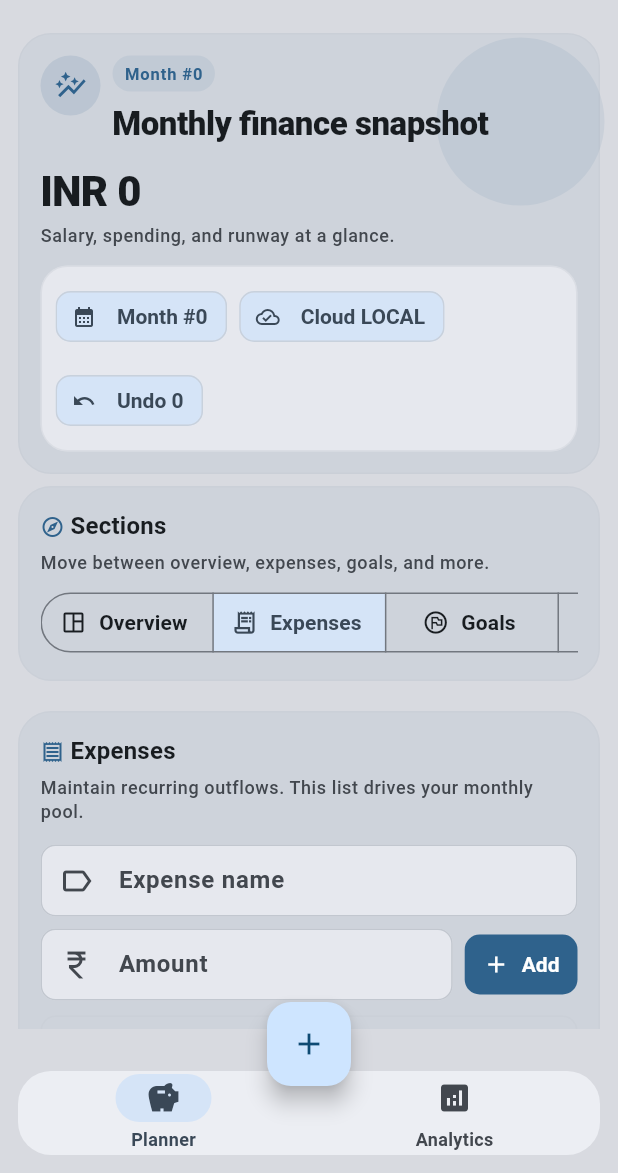
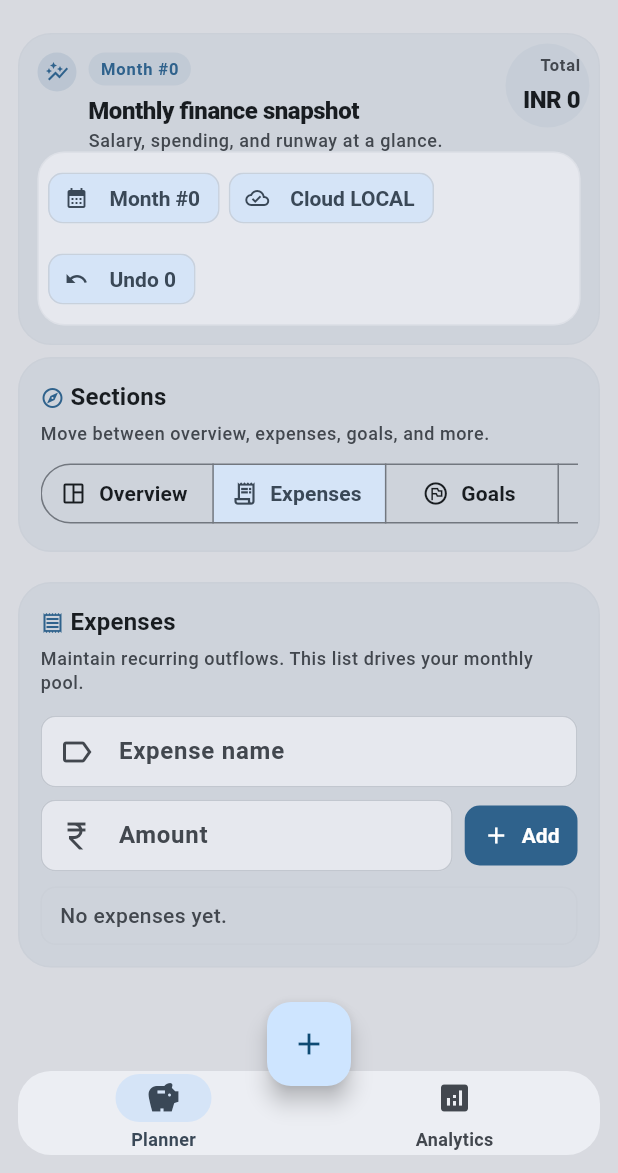
Before and after one commit to AryanSarafDev/budgie_flutter, a Flutter app: the screen it shows after launch, after a tap on "Expenses", on a phone screen of 412 x 824 dp, the part 63-1236 px from its top. Run offline on Flutter 3.47's test engine with Material 3 defaults, Android fonts, the phone set to English and light mode, and no system bars; drawn by our look-alikes of dynamic_color; our stand-ins replace cloud_firestore, equatable, firebase_auth, firebase_core, flutter_bloc, google_sign_in and 1 more; accounts and stored records are empty.

Commit message:
Material you implementation v5

```diff
--- a/lib/features/planner/presentation/planner_screen.dart
+++ b/lib/features/planner/presentation/planner_screen.dart
@@ -315,6 +315,7 @@ class _PlannerTabState extends State<_PlannerTab> {
       padding: const EdgeInsets.fromLTRB(AppSpacing.md, AppSpacing.sm, AppSpacing.md, 108),
       children: [
         _HeroPanel(
+          compact: _section != 0,
           monthLabel: 'Month #${vm.monthsProcessed}',
           title: 'Monthly finance snapshot',
           value: vm.asCurrency(vm.totalSavingsWithCurrentExcess),
@@ -1166,9 +1167,9 @@ class _PlannerRun extends StatelessWidget {
                   ...vm.purchaseHistory.take(8).map(
                         (entry) => ListTile(
                           dense: true,
-                          contentPadding: EdgeInsets.zero,
+                            contentPadding: const EdgeInsets.symmetric(horizontal: AppSpacing.sm, vertical: 4),
                           visualDensity: VisualDensity.compact,
-                          minTileHeight: 34,
+                            minTileHeight: 42,
                           title: Text(entry.goalName),
                           subtitle: Text(DateFormat('dd MMM yyyy').format(entry.purchasedAt)),
                           trailing: Text(vm.asCurrency(entry.amount)),
@@ -1209,6 +1210,7 @@ class _AnalyticsTabState extends State<_AnalyticsTab> {
       padding: const EdgeInsets.fromLTRB(AppSpacing.md, AppSpacing.sm, AppSpacing.md, 108),
       children: [
         _HeroPanel(
+          compact: false,
           monthLabel: 'Analytics',
           title: 'Activity snapshot',
           value: '${vm.logs.length} events',
@@ -1318,9 +1320,9 @@ class _AnalyticsTabState extends State<_AnalyticsTab> {
                   final amount = trendByMonth[key] ?? 0;
                   return ListTile(
                     dense: true,
-                    contentPadding: EdgeInsets.zero,
+                    contentPadding: const EdgeInsets.symmetric(horizontal: AppSpacing.sm, vertical: 4),
                     visualDensity: VisualDensity.compact,
-                    minTileHeight: 34,
+                    minTileHeight: 42,
                     title: Column(
                       crossAxisAlignment: CrossAxisAlignment.start,
                       children: [
@@ -1361,9 +1363,9 @@ class _AnalyticsTabState extends State<_AnalyticsTab> {
               ...vm.logs.take(140).map((entry) {
                 return ListTile(
                   dense: true,
-                  contentPadding: EdgeInsets.zero,
+                  contentPadding: const EdgeInsets.symmetric(horizontal: AppSpacing.sm, vertical: 4),
                   visualDensity: VisualDensity.compact,
-                  minTileHeight: 34,
+                  minTileHeight: 42,
                   title: Text(entry.message),
                   subtitle: Text('${entry.type.name.toUpperCase()} | ${DateFormat('dd MMM HH:mm').format(entry.ts)}'),
                   trailing: entry.amount == null ? null : Text(vm.asCurrency(entry.amount!)),
@@ -1414,6 +1416,7 @@ class _SectionHead extends StatelessWidget {
 
 class _HeroPanel extends StatelessWidget {
   const _HeroPanel({
+    required this.compact,
     required this.monthLabel,
     required this.title,
     required this.value,
@@ -1421,6 +1424,7 @@ class _HeroPanel extends StatelessWidget {
     required this.chips,
   });
 
+  final bool compact;
   final String monthLabel;
   final String title;
   final String value;
@@ -1434,24 +1438,24 @@ class _HeroPanel extends StatelessWidget {
 
     return Container(
       margin: const EdgeInsets.only(bottom: AppSpacing.sm),
-      padding: const EdgeInsets.all(AppSpacing.panel),
+      padding: EdgeInsets.all(compact ? AppSpacing.md : AppSpacing.panel),
       decoration: BoxDecoration(
         borderRadius: BorderRadius.circular(AppRadius.xl),
         color: AppSurfaceTint.card(scheme),
-        border: Border.all(color: scheme.outlineVariant.withValues(alpha: 0.32)),
+        border: Border.all(color: scheme.outlineVariant.withValues(alpha: compact ? 0.24 : 0.32)),
       ),
       child: Stack(
         clipBehavior: Clip.none,
         children: [
           Positioned(
-            right: -18,
-            top: -12,
+            right: compact ? -6 : -18,
+            top: compact ? -6 : -12,
             child: Container(
-              width: 112,
-              height: 112,
+              width: compact ? 56 : 112,
+              height: compact ? 56 : 112,
               decoration: BoxDecoration(
                 shape: BoxShape.circle,
-                color: scheme.primary.withValues(alpha: 0.08),
+                color: scheme.primary.withValues(alpha: compact ? 0.05 : 0.08),
               ),
             ),
           ),
@@ -1462,7 +1466,7 @@ class _HeroPanel extends StatelessWidget {
                 crossAxisAlignment: CrossAxisAlignment.start,
                 children: [
                   Container(
-                    padding: const EdgeInsets.all(AppSpacing.sm + 1),
+                    padding: EdgeInsets.all(compact ? AppSpacing.xs + 1 : AppSpacing.sm + 1),
                     decoration: BoxDecoration(
                       color: scheme.primary.withValues(alpha: 0.12),
                       shape: BoxShape.circle,
@@ -1470,7 +1474,7 @@ class _HeroPanel extends StatelessWidget {
                     child: Icon(
                       Icons.auto_graph_outlined,
                       color: scheme.primary,
-                      size: 22,
+                      size: compact ? 16 : 22,
                     ),
                   ),
                   const SizedBox(width: AppSpacing.sm),
@@ -1479,7 +1483,7 @@ class _HeroPanel extends StatelessWidget {
                       crossAxisAlignment: CrossAxisAlignment.start,
                       children: [
                         Container(
-                          padding: const EdgeInsets.symmetric(horizontal: AppSpacing.sm, vertical: 4),
+                          padding: EdgeInsets.symmetric(horizontal: AppSpacing.sm, vertical: compact ? 3 : 4),
                           decoration: BoxDecoration(
                             color: scheme.primary.withValues(alpha: 0.08),
                             borderRadius: BorderRadius.circular(AppRadius.full),
@@ -1493,21 +1497,58 @@ class _HeroPanel extends StatelessWidget {
                             ),
                           ),
                         ),
-                        if (title.isNotEmpty) ...[
-                          const SizedBox(height: AppSpacing.sm),
+                        const SizedBox(height: 6),
                         Text(
                           title,
+                          maxLines: compact ? 1 : 2,
+                          overflow: TextOverflow.ellipsis,
                           style: text.titleLarge?.copyWith(
                             fontWeight: FontWeight.w800,
                             letterSpacing: -0.3,
-                            ),
-                          ),
-                        ],
-                      ],
-                    ),
-                  ),
-                ],
-              ),
+                            fontSize: compact ? 16 : null,
+                          ),
+                        ),
+                        if (compact) ...[
+                          const SizedBox(height: 4),
+                          Text(
+                            subtitle,
+                            maxLines: 1,
+                            overflow: TextOverflow.ellipsis,
+                            style: text.bodySmall?.copyWith(
+                              color: scheme.onSurfaceVariant,
+                              height: 1.2,
+                            ),
+                          ),
+                        ],
+                      ],
+                    ),
+                  ),
+                  if (compact) ...[
+                    const SizedBox(width: AppSpacing.sm),
+                    Column(
+                      crossAxisAlignment: CrossAxisAlignment.end,
+                      children: [
+                        Text(
+                          'Total',
+                          style: text.labelSmall?.copyWith(
+                            color: scheme.onSurfaceVariant,
+                            fontWeight: FontWeight.w700,
+                          ),
+                        ),
+                        const SizedBox(height: 4),
+                        Text(
+                          value,
+                          style: text.titleMedium?.copyWith(
+                            fontWeight: FontWeight.w800,
+                            letterSpacing: -0.3,
+                          ),
+                        ),
+                      ],
+                    ),
+                  ],
+                ],
+              ),
+              if (!compact) ...[
                 const SizedBox(height: AppSpacing.md),
                 Text(
                   value,
@@ -1525,17 +1566,18 @@ class _HeroPanel extends StatelessWidget {
                       ),
                 ),
                 const SizedBox(height: AppSpacing.md),
+              ],
               Container(
                 width: double.infinity,
-                padding: const EdgeInsets.all(AppSpacing.sm + 1),
+                padding: EdgeInsets.all(compact ? AppSpacing.xs + 2 : AppSpacing.sm + 1),
                 decoration: BoxDecoration(
                   color: scheme.surfaceContainerHigh,
                   borderRadius: BorderRadius.circular(AppRadius.lg),
-                  border: Border.all(color: scheme.outlineVariant.withValues(alpha: 0.32)),
+                  border: Border.all(color: scheme.outlineVariant.withValues(alpha: compact ? 0.24 : 0.32)),
                 ),
                 child: Wrap(
-                  spacing: AppSpacing.sm,
-                  runSpacing: AppSpacing.sm,
+                  spacing: compact ? 6 : AppSpacing.xs,
+                  runSpacing: compact ? 6 : AppSpacing.xs,
                   children: chips,
                 ),
               ),
```
Lines whose indentation alone changed are shown as unchanged.
